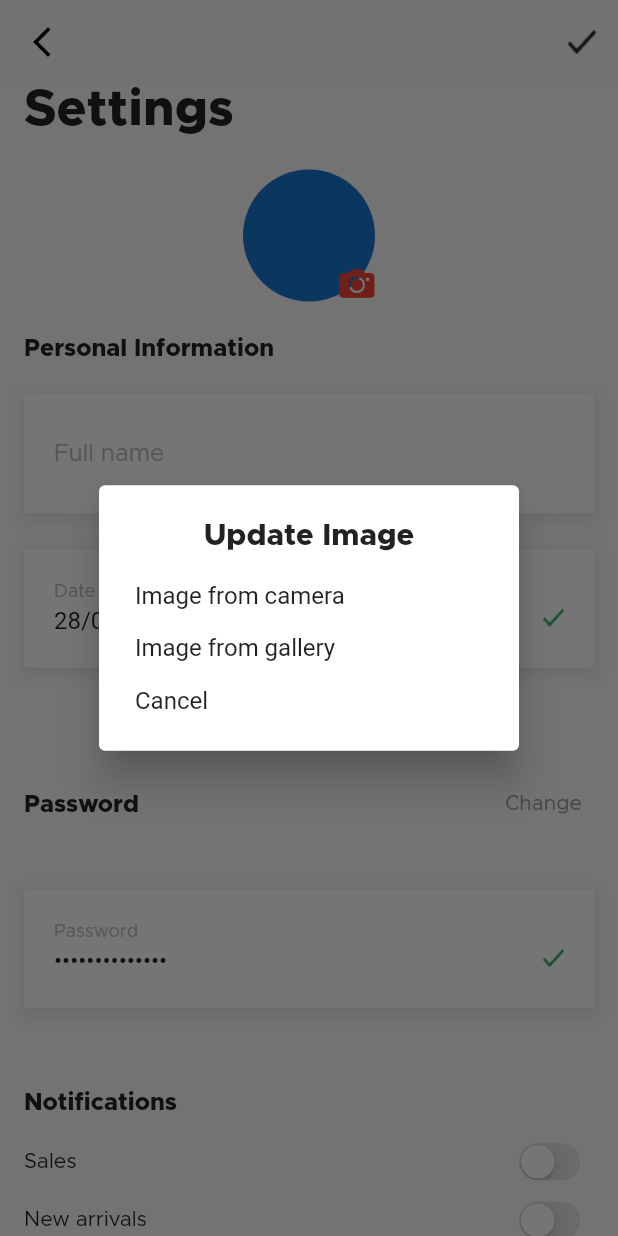
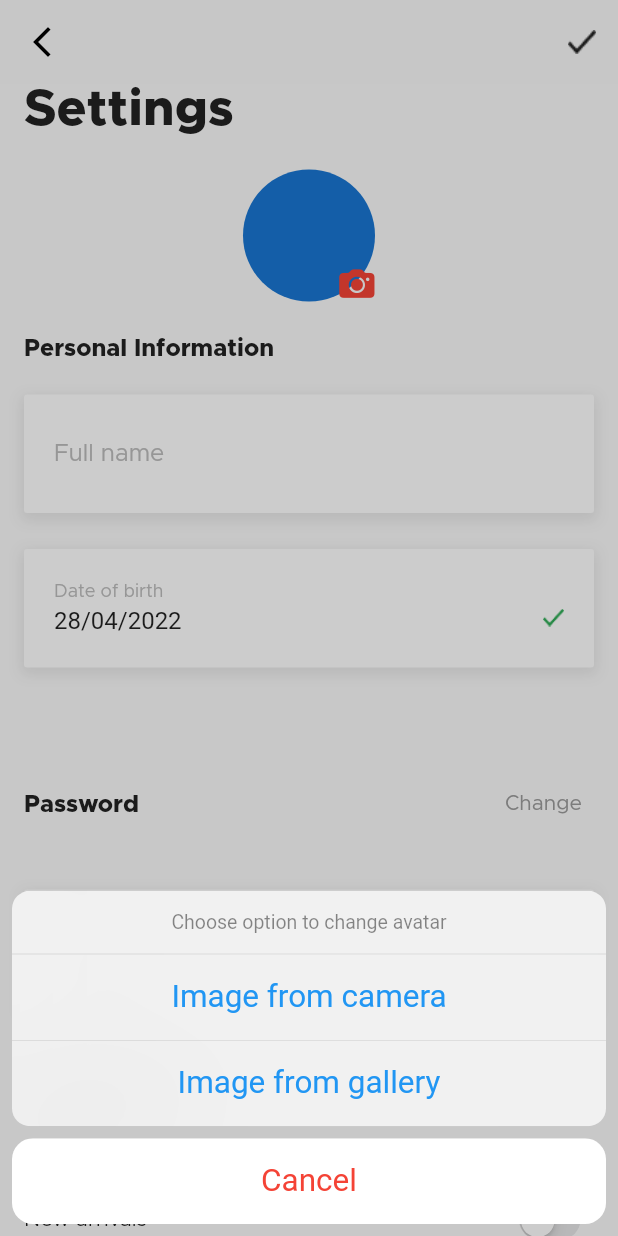
Before and after one commit to linhkhoi-huynh-goldenowl/ecommerce_app, a Flutter app: the SettingScreen screen opened directly, after a tap on an icon or button, on a phone screen of 412 x 824 dp. Run offline on Flutter 3.47's test engine with Material 2 defaults, Android fonts, the phone set to English and light mode, and no system bars; our stand-ins replace bloc, cached_network_image, carousel_slider, cloud_firestore, equatable, firebase_auth and 7 more; missing offline and left inert: flutter_facebook_auth; accounts and stored records are empty; network calls fail.

Commit message:
fix avatar bottom up

```diff
--- a/lib/dialogs/avatar_change_image.dart
+++ b/lib/dialogs/avatar_change_image.dart
@@ -1,7 +1,6 @@
 import 'dart:io';
 
 import 'package:cached_network_image/cached_network_image.dart';
-import 'package:e_commerce_shop_app/config/styles/text_style.dart';
 import 'package:flutter/cupertino.dart';
 import 'package:flutter/material.dart';
 
@@ -21,33 +20,33 @@ class AvatarChangeImage extends StatelessWidget {
   Widget build(BuildContext context) {
     return Center(
       child: InkWell(
-        onTap: () => showDialog(
+        onTap: () {
+          showCupertinoModalPopup(
               context: context,
               builder: (context) {
-              return SimpleDialog(
-                elevation: 11,
-                title: Text(
-                  'Update Image',
-                  textAlign: TextAlign.center,
-                  style: ETextStyle.metropolis(
-                      fontSize: 20, weight: FontWeight.w600),
-                ),
-                children: <Widget>[
-                  SimpleDialogOption(
+                return CupertinoActionSheet(
+                    title: const Text('Choose option to change avatar'),
+                    actions: <Widget>[
+                      CupertinoActionSheetAction(
                         child: const Text('Image from camera'),
                         onPressed: funcCamera,
                       ),
-                  SimpleDialogOption(
+                      CupertinoActionSheetAction(
                         child: const Text('Image from gallery'),
                         onPressed: funcGallery,
                       ),
-                  SimpleDialogOption(
-                    child: const Text('Cancel'),
-                    onPressed: () => Navigator.pop(context),
-                  )
                     ],
-              );
-            }),
+                    cancelButton: CupertinoActionSheetAction(
+                      child: const Text(
+                        "Cancel",
+                        style: TextStyle(color: Colors.red),
+                      ),
+                      onPressed: () {
+                        Navigator.pop(context);
+                      },
+                    ));
+              });
+        },
         child: Stack(
           children: [
             imgUrl != ""
```
Lines whose indentation alone changed are shown as unchanged.
